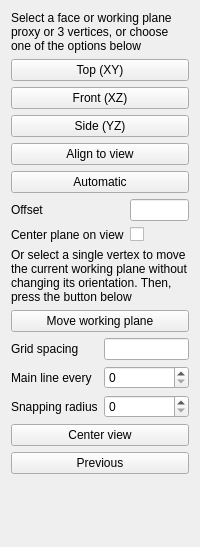
Old version of the form src/Mod/Draft/Resources/ui/TaskSelectPlane.ui in the repository berndhahnebach/All_FreeCAD.
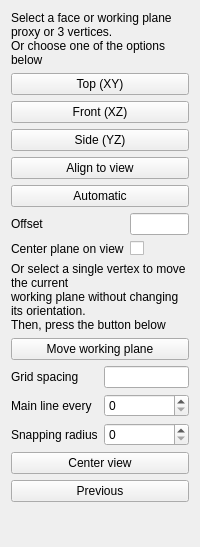
New version of the form. Custom widgets are drawn as their Qt base class.

What changed in the file:
```diff
--- a/src/Mod/Draft/Resources/ui/TaskSelectPlane.ui
+++ b/src/Mod/Draft/Resources/ui/TaskSelectPlane.ui
@@ -17,7 +17,8 @@
    <item>
     <widget class="QLabel" name="label">
      <property name="text">
-      <string>Select a face or working plane proxy or 3 vertices, or choose one of the options below</string>
+      <string>Select a face or working plane proxy or 3 vertices.
+Or choose one of the options below</string>
      </property>
      <property name="wordWrap">
       <bool>true</bool>
@@ -124,7 +125,9 @@
    <item>
     <widget class="QLabel" name="label_7">
      <property name="text">
-      <string>Or select a single vertex to move the current working plane without changing its orientation. Then, press the button below</string>
+      <string>Or select a single vertex to move the current
+working plane without changing its orientation.
+Then, press the button below</string>
      </property>
      <property name="wordWrap">
       <bool>true</bool>
```
Left out of the diff: 31 changed lines with no effect on the pictures.
